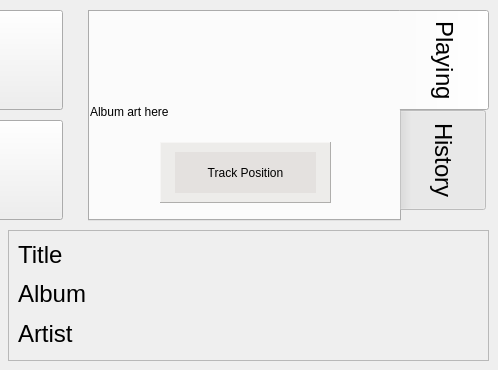
Above: qAndora-mobile.ui from JeffHoogland/qAndora before the change; both pictures show x 352 to 850 and y 0 to 370 of the 850 by 370 pixel window. Below: the same form after it.
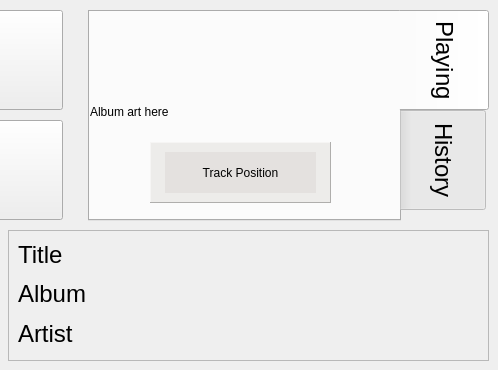
That is the form after the change. Icons and pictures are not drawn.

Commit message: More touch optimizations to the mobile UI

What changed in the file:
```diff
--- a/qAndora-mobile.ui
+++ b/qAndora-mobile.ui
@@ -88,9 +88,9 @@
      <widget class="QFrame" name="positionFrame">
       <property name="geometry">
        <rect>
-        <x>70</x>
+        <x>60</x>
         <y>130</y>
-        <width>171</width>
+        <width>181</width>
         <height>61</height>
        </rect>
       </property>
@@ -523,7 +523,7 @@
         <rect>
          <x>15</x>
          <y>10</y>
-         <width>141</width>
+         <width>151</width>
          <height>41</height>
         </rect>
        </property>
```
The commit also changes 6 other files.
